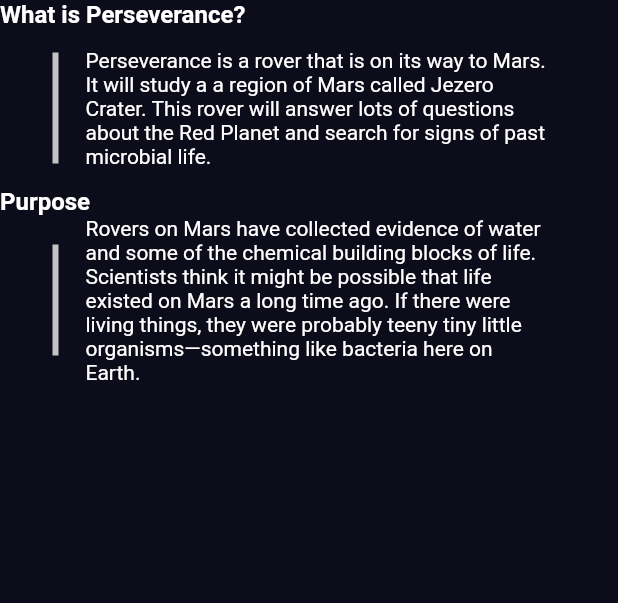
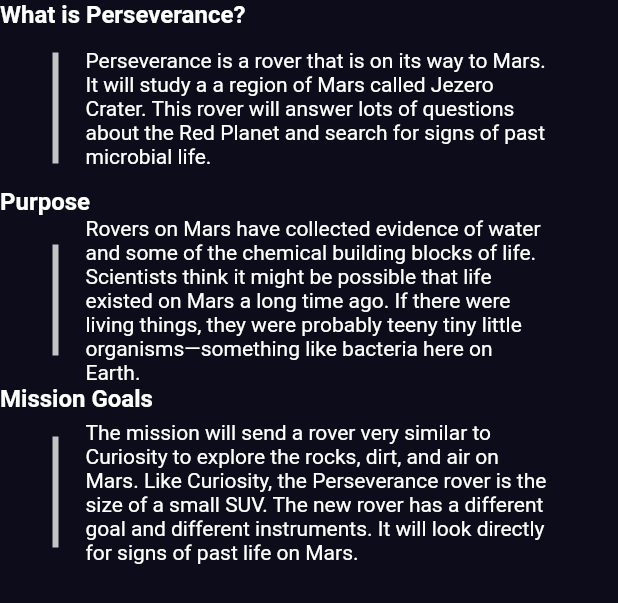
Before and after one commit to rootFaheem/thespaceinfo, a Flutter app: the MarsPerseveranceRover widget shown alone on an empty page, opened directly, on a phone screen of 412 x 824 dp. Shown: the top 603 px of the screen. Run offline on Flutter 3.47's test engine with Material 2 defaults, Android fonts, the phone set to English and light mode, and no system bars; our stand-ins replace carousel_slider.

Commit message:
goal added

```diff
--- a/lib/app/modules/mars/widgets/mars_perseverance_rover.dart
+++ b/lib/app/modules/mars/widgets/mars_perseverance_rover.dart
@@ -55,6 +55,30 @@ class MarsPerseveranceRover extends StatelessWidget {
               ),
             ],
           ),
+          Container(
+            child: Text(
+              "Mission Goals",
+              style: TextStyle(fontSize: 16.0, fontWeight: FontWeight.bold),
+            ),
+          ),
+          Row(
+            mainAxisAlignment: MainAxisAlignment.center,
+            children: <Widget>[
+              Container(
+                margin: EdgeInsets.only(top: 16.0, bottom: 16.0, right: 18.0),
+                color: Color(0xffC4C4C4),
+                child: SizedBox(height: 74.0, width: 4.0),
+              ),
+              Container(
+                width: 310.0,
+                margin: EdgeInsets.only(right: 10.0),
+                child: Text(
+                  "The mission will send a rover very similar to Curiosity to explore the rocks, dirt, and air on Mars. Like Curiosity, the Perseverance rover is the size of a small SUV. The new rover has a different goal and different instruments. It will look directly for signs of past life on Mars.",
+                  style: TextStyle(fontSize: 14.0),
+                ),
+              ),
+            ],
+          ),
         ],
       ),
     );
```
